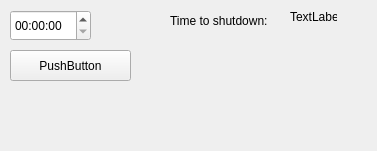
SenichkinArtur/shutdown-app, file mainwindow.ui: the form before one commit.
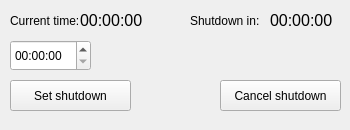
The form after the commit.

Commit message: Added shutdown time calculations

```diff
--- a/mainwindow.ui
+++ b/mainwindow.ui
@@ -6,26 +6,26 @@
    <rect>
     <x>0</x>
     <y>0</y>
-    <width>377</width>
-    <height>151</height>
+    <width>350</width>
+    <height>130</height>
    </rect>
   </property>
   <property name="sizePolicy">
-   <sizepolicy hsizetype="Ignored" vsizetype="Ignored">
+   <sizepolicy hsizetype="Preferred" vsizetype="Preferred">
     <horstretch>0</horstretch>
     <verstretch>0</verstretch>
    </sizepolicy>
   </property>
   <property name="minimumSize">
    <size>
-    <width>377</width>
-    <height>151</height>
+    <width>350</width>
+    <height>130</height>
    </size>
   </property>
   <property name="maximumSize">
    <size>
-    <width>377</width>
-    <height>151</height>
+    <width>350</width>
+    <height>130</height>
    </size>
   </property>
   <property name="windowTitle">
@@ -36,7 +36,7 @@
     <property name="geometry">
      <rect>
       <x>10</x>
-      <y>10</y>
+      <y>40</y>
       <width>81</width>
       <height>31</height>
      </rect>
@@ -49,51 +49,90 @@
     <property name="geometry">
      <rect>
       <x>10</x>
-      <y>50</y>
+      <y>80</y>
       <width>121</width>
       <height>31</height>
      </rect>
     </property>
     <property name="text">
-     <string>PushButton</string>
+     <string>Set shutdown</string>
     </property>
    </widget>
    <widget class="QLabel" name="label">
     <property name="geometry">
      <rect>
-      <x>170</x>
+      <x>80</x>
       <y>10</y>
-      <width>101</width>
+      <width>71</width>
       <height>21</height>
      </rect>
     </property>
+    <property name="font">
+     <font>
+      <pointsize>12</pointsize>
+     </font>
+    </property>
     <property name="text">
-     <string>Time to shutdown:</string>
+     <string>00:00:00</string>
     </property>
    </widget>
    <widget class="QLabel" name="label_2">
     <property name="geometry">
      <rect>
-      <x>290</x>
+      <x>10</x>
       <y>10</y>
-      <width>47</width>
-      <height>13</height>
+      <width>71</width>
+      <height>21</height>
      </rect>
     </property>
     <property name="text">
-     <string>TextLabel</string>
+     <string>Current time:</string>
     </property>
    </widget>
-  </widget>
-  <widget class="QMenuBar" name="menubar">
-   <property name="geometry">
-    <rect>
-     <x>0</x>
-     <y>0</y>
-     <width>377</width>
-     <height>21</height>
-    </rect>
-   </property>
+   <widget class="QLabel" name="label_3">
+    <property name="geometry">
+     <rect>
+      <x>190</x>
+      <y>10</y>
+      <width>71</width>
+      <height>21</height>
+     </rect>
+    </property>
+    <property name="text">
+     <string>Shutdown in: </string>
+    </property>
+   </widget>
+   <widget class="QLabel" name="label_4">
+    <property name="geometry">
+     <rect>
+      <x>270</x>
+      <y>10</y>
+      <width>71</width>
+      <height>21</height>
+     </rect>
+    </property>
+    <property name="font">
+     <font>
+      <pointsize>12</pointsize>
+     </font>
+    </property>
+    <property name="text">
+     <string>00:00:00</string>
+    </property>
+   </widget>
+   <widget class="QPushButton" name="pushButton_2">
+    <property name="geometry">
+     <rect>
+      <x>220</x>
+      <y>80</y>
+      <width>121</width>
+      <height>31</height>
+     </rect>
+    </property>
+    <property name="text">
+     <string>Cancel shutdown</string>
+    </property>
+   </widget>
   </widget>
  </widget>
  <resources/>
```
Left out of the diff: 5 changed lines with no effect on the pictures. The commit also changes 3 other files.
